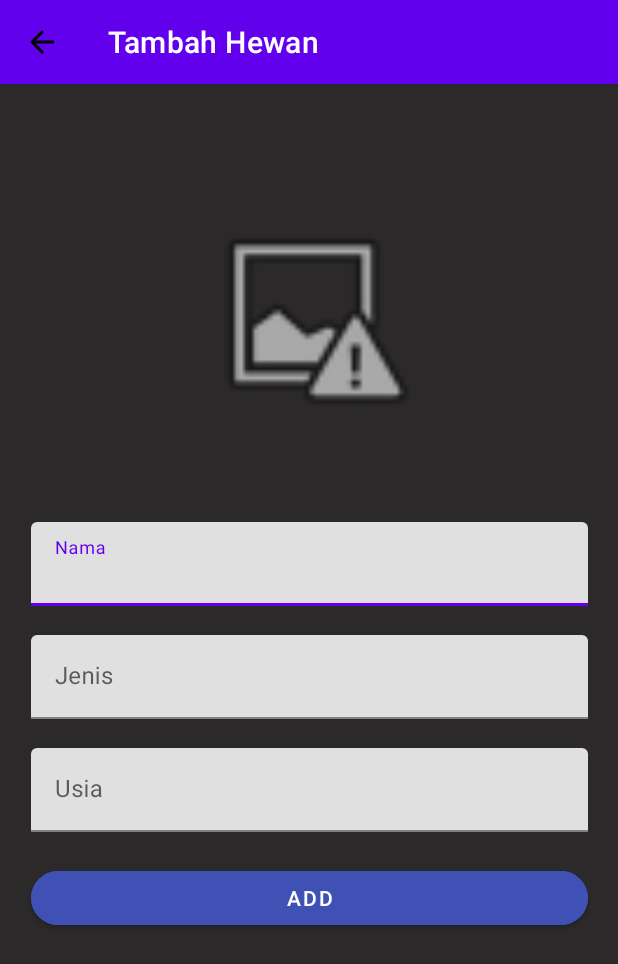
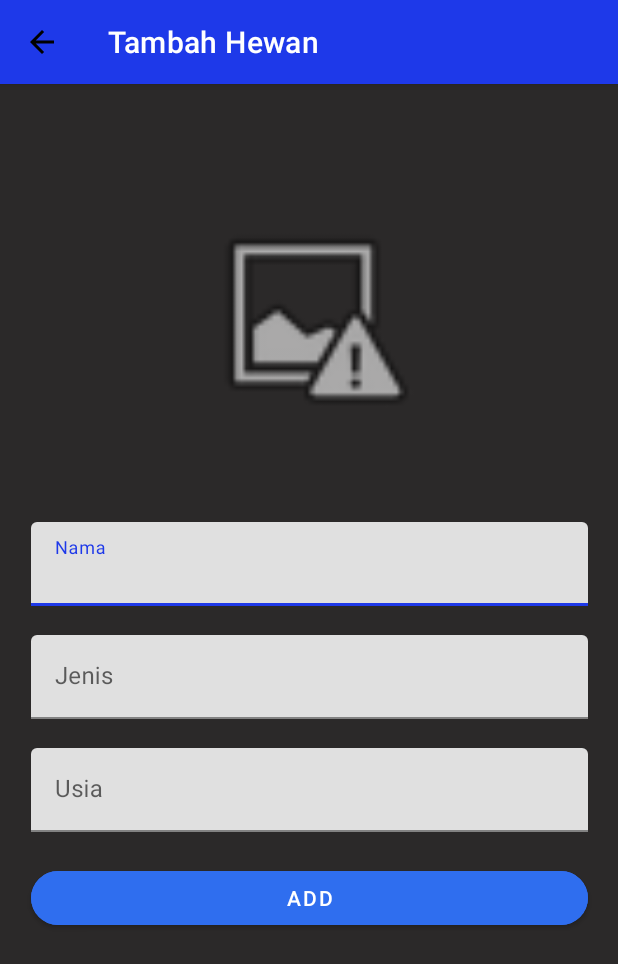
Before and after one commit to v1nccc/Week1VP_0706012110001, an Android app: the InputActivity screen opened directly, with no data from a screen before it, on a phone screen of 412 x 824 dp. Shown: the top 964 px of the screen. Run offline under Robolectric (Android 15) with nearby library versions, the phone set to English and light mode, and no system bars.

Commit message:
Ganti design

```diff
--- a/Week1_0706012110001/app/src/main/java/com/example/week1_0706012110001/InputActivity.kt
+++ b/Week1_0706012110001/app/src/main/java/com/example/week1_0706012110001/InputActivity.kt
@@ -39,6 +39,7 @@ class InputActivity : AppCompatActivity() {
         }
 
     override fun onCreate(savedInstanceState: Bundle?) {
+        imageUris = ""
         super.onCreate(savedInstanceState)
         setContentView(R.layout.activity_input)
         var actionBar = getSupportActionBar()
--- a/Week1_0706012110001/app/src/main/res/layout/activity_input.xml
+++ b/Week1_0706012110001/app/src/main/res/layout/activity_input.xml
@@ -80,7 +80,7 @@
                 android:layout_height="wrap_content"
                 android:layout_marginTop="20dp"
                 android:layout_marginBottom="20dp"
-                android:backgroundTint="#3F51B5"
+                android:backgroundTint="#2F6EEF"
                 android:text="Add"
                 app:cornerRadius="30dp"
                 app:layout_constraintBottom_toBottomOf="parent"
--- a/Week1_0706012110001/app/src/main/res/layout/activity_main.xml
+++ b/Week1_0706012110001/app/src/main/res/layout/activity_main.xml
@@ -4,7 +4,7 @@
     xmlns:tools="http://schemas.android.com/tools"
     android:layout_width="match_parent"
     android:layout_height="match_parent"
-    android:background="#252525"
+    android:background="#000000"
     tools:context=".MainActivity">
 
     <androidx.recyclerview.widget.RecyclerView
@@ -37,6 +37,7 @@
         android:layout_marginEnd="15dp"
         android:layout_marginBottom="15dp"
         android:clickable="true"
+        app:backgroundTint="#2196F3"
         app:layout_constraintBottom_toBottomOf="parent"
         app:layout_constraintEnd_toEndOf="parent"
         app:srcCompat="@android:drawable/ic_input_add"
--- a/Week1_0706012110001/app/src/main/res/layout/cardlayout.xml
+++ b/Week1_0706012110001/app/src/main/res/layout/cardlayout.xml
@@ -4,7 +4,7 @@
     xmlns:tools="http://schemas.android.com/tools"
     android:layout_width="wrap_content"
     android:layout_height="wrap_content"
-    android:background="#171717">
+    android:background="#000000">
 
     <androidx.cardview.widget.CardView
         android:layout_width="match_parent"
@@ -26,7 +26,7 @@
                 app:layout_constraintBottom_toBottomOf="parent"
                 app:layout_constraintStart_toStartOf="parent"
                 app:layout_constraintTop_toTopOf="parent"
-                app:srcCompat="@drawable/ic_launcher_foreground" />
+                app:srcCompat="@drawable/farmpic" />
 
             <TextView
                 android:id="@+id/namahewan"
@@ -61,6 +61,7 @@
                 android:id="@+id/editbutton"
                 android:layout_width="65dp"
                 android:layout_height="32dp"
+                android:backgroundTint="#1E39E9"
                 android:text="Edit"
                 android:textSize="9sp"
                 app:layout_constraintBottom_toBottomOf="@+id/gambarhewan"
@@ -73,6 +74,7 @@
                 android:layout_height="32dp"
                 android:layout_marginStart="10dp"
                 android:layout_marginEnd="130dp"
+                android:backgroundTint="#EC0909"
                 android:text="Delete"
                 android:textSize="9sp"
                 app:layout_constraintBottom_toBottomOf="@+id/editbutton"
--- a/Week1_0706012110001/app/src/main/res/values-night/themes.xml
+++ b/Week1_0706012110001/app/src/main/res/values-night/themes.xml
@@ -2,7 +2,7 @@
     <!-- Base application theme. -->
     <style name="Theme.Week1_0706012110001" parent="Theme.MaterialComponents.DayNight.DarkActionBar">
         <!-- Primary brand color. -->
-        <item name="colorPrimary">@color/purple_200</item>
+        <item name="colorPrimary">@color/blue</item>
         <item name="colorPrimaryVariant">@color/purple_700</item>
         <item name="colorOnPrimary">@color/black</item>
         <!-- Secondary brand color. -->
@@ -10,7 +10,7 @@
         <item name="colorSecondaryVariant">@color/teal_200</item>
         <item name="colorOnSecondary">@color/black</item>
         <!-- Status bar color. -->
-        <item name="android:statusBarColor" tools:targetApi="l">?attr/colorPrimaryVariant</item>
+        <item name="android:statusBarColor" tools:targetApi="l">@color/black</item>
         <item name="actionBarTabTextStyle">@color/white</item>
         <!-- Customize your theme here. -->
     </style>
--- a/Week1_0706012110001/app/src/main/res/values/colors.xml
+++ b/Week1_0706012110001/app/src/main/res/values/colors.xml
@@ -7,4 +7,5 @@
     <color name="teal_700">#FF018786</color>
     <color name="black">#FF000000</color>
     <color name="white">#FFFFFFFF</color>
+    <color name="blue">#1E39E9</color>
 </resources>
--- a/Week1_0706012110001/app/src/main/res/values/themes.xml
+++ b/Week1_0706012110001/app/src/main/res/values/themes.xml
@@ -2,15 +2,15 @@
     <!-- Base application theme. -->
     <style name="Theme.Week1_0706012110001" parent="Theme.MaterialComponents.DayNight.DarkActionBar">
         <!-- Primary brand color. -->
-        <item name="colorPrimary">@color/purple_500</item>
-        <item name="colorPrimaryVariant">@color/purple_700</item>
+        <item name="colorPrimary">@color/blue</item>
+        <item name="colorPrimaryVariant">@color/blue</item>
         <item name="colorOnPrimary">@color/white</item>
         <!-- Secondary brand color. -->
         <item name="colorSecondary">@color/teal_200</item>
         <item name="colorSecondaryVariant">@color/teal_700</item>
         <item name="colorOnSecondary">@color/black</item>
         <!-- Status bar color. -->
-        <item name="android:statusBarColor" tools:targetApi="l">?attr/colorPrimaryVariant</item>
+        <item name="android:statusBarColor" tools:targetApi="l">@color/black</item>
         <!-- Customize your theme here. -->
         <item name="actionBarTabTextStyle">@color/white</item>
 
```
Also changed, not shown: Week1_0706012110001/app/src/main/res/drawable/farmpic.jpg (added).
